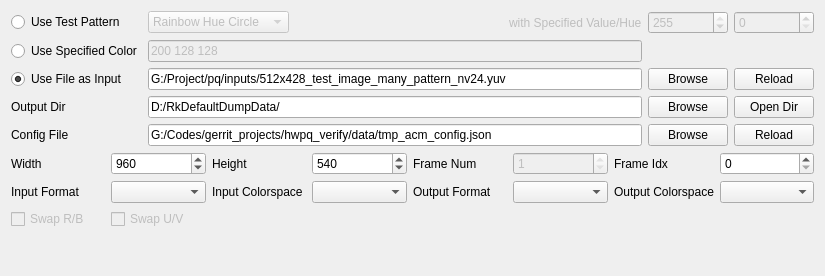
Before: the Qt Designer form script/verify_tool_app/ui/io_ui.ui in FaiScofield/hwpq_verify, drawn with Qt 5.
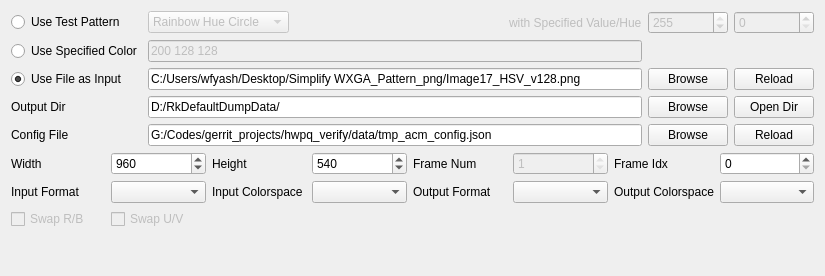
After: the same form once the commit is applied.

What changed in the file:
```diff
--- a/script/verify_tool_app/ui/io_ui.ui
+++ b/script/verify_tool_app/ui/io_ui.ui
@@ -112,7 +112,7 @@
         <string>输入图像文件路径</string>
        </property>
        <property name="text">
-        <string>G:/Project/pq/inputs/512x428_test_image_many_pattern_nv24.yuv</string>
+        <string>C:/Users/wfyash/Desktop/Simplify WXGA_Pattern_png/Image17_HSV_v128.png</string>
        </property>
       </widget>
      </item>
```
